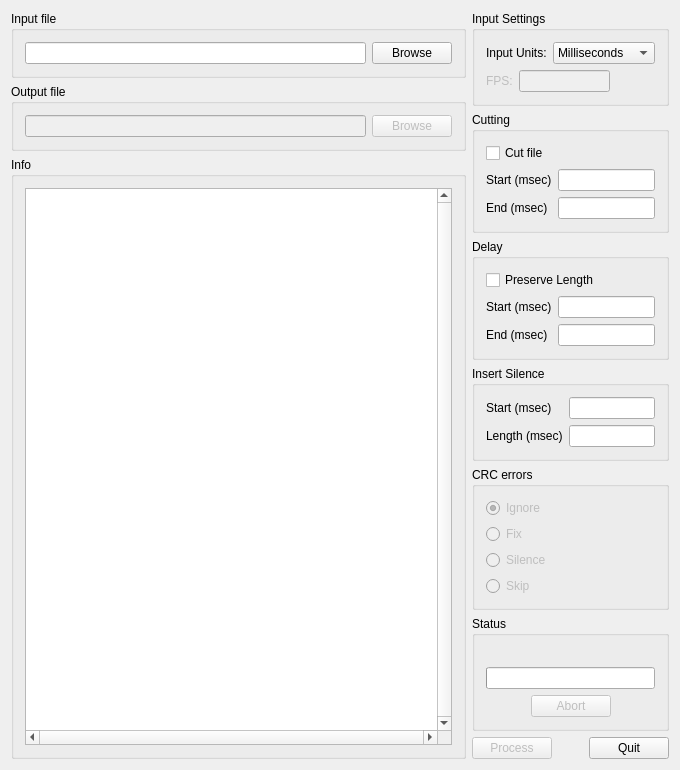
Above: src/delaycut.ui from darealshinji/delaycut before the change. Below: the same form after it.
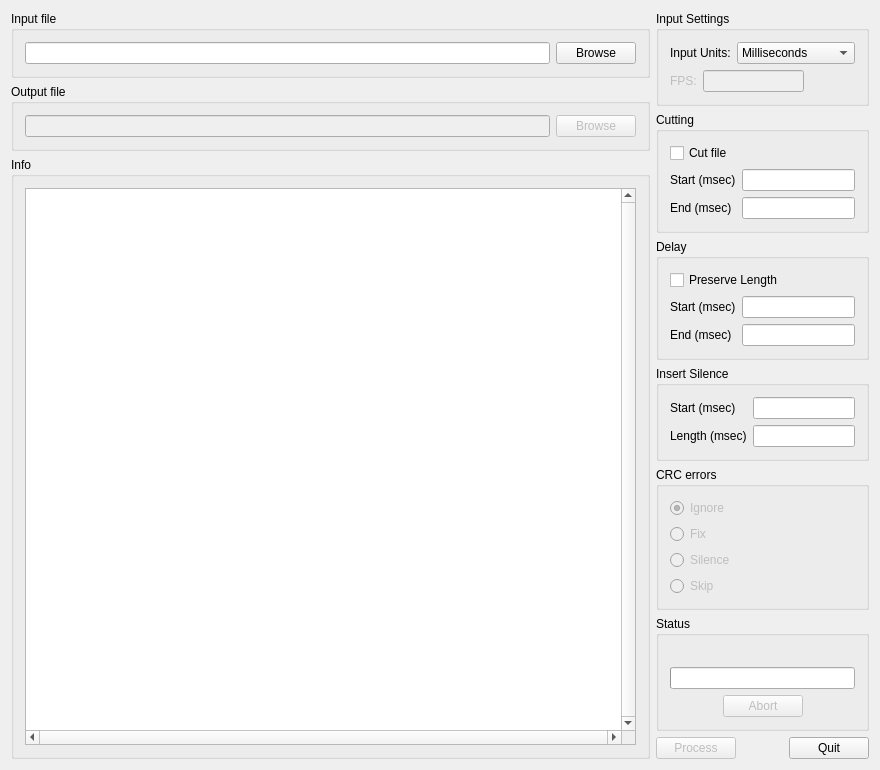
That is the form after the change. Custom widgets are drawn as their Qt base class.

```diff
--- a/src/delaycut.ui
+++ b/src/delaycut.ui
@@ -9,7 +9,7 @@
    <rect>
     <x>0</x>
     <y>0</y>
-    <width>680</width>
+    <width>880</width>
     <height>694</height>
    </rect>
   </property>
```
